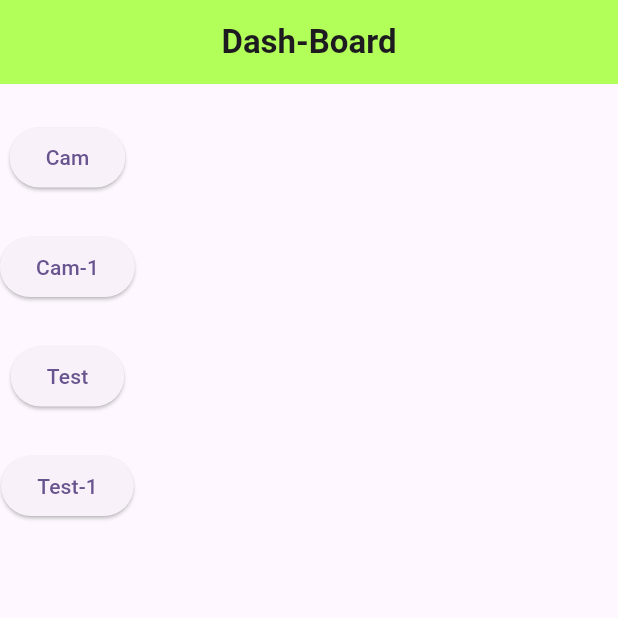
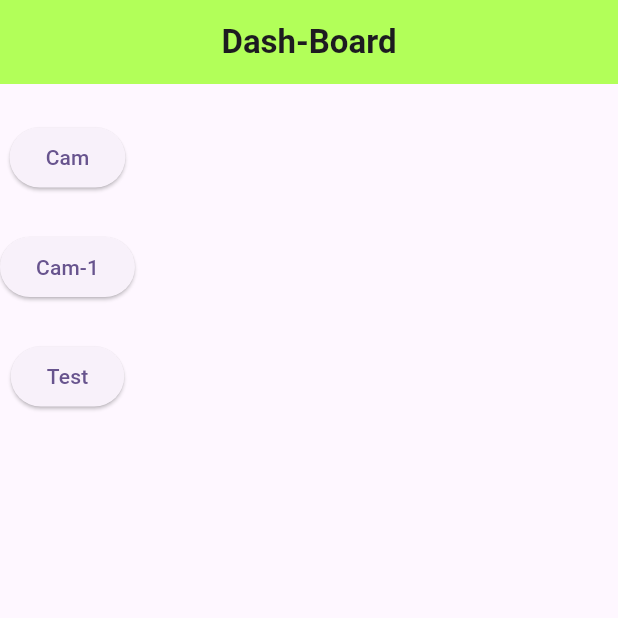
Before and after one commit to pramodkr213/camer, a Flutter app: the screen it shows after launch, on a phone screen of 412 x 824 dp, the top half of it. Run offline on Flutter 3.47's test engine with Material 3 defaults, Android fonts, the phone set to English and light mode, and no system bars; our stand-ins replace file_picker, flutter_image_compress; missing offline and left inert: camera_camera, camera_platform_interface, flimer.

Commit message:
Update dashboard.dart

```diff
--- a/lib/dashboard.dart
+++ b/lib/dashboard.dart
@@ -65,17 +65,17 @@ class _DashBoardState extends State<DashBoard> {
                   'Test'
                 )
             ),
-            SizedBox(
-              height: 25.0,
-            ),
-            ElevatedButton(
-                onPressed: () {
-                  Navigator.push(context, MaterialPageRoute(builder: (context) =>MainPage()));
-                },
-                child: Text(
-                  'Test-1'
-                )
-            )
+            // SizedBox(
+            //   height: 25.0,
+            // ),
+            // ElevatedButton(
+            //     onPressed: () {
+            //       Navigator.push(context, MaterialPageRoute(builder: (context) =>MainPage()));
+            //     },
+            //     child: Text(
+            //       'Test-1'
+            //     )
+            // )
           ],
         ),
       ),
```
